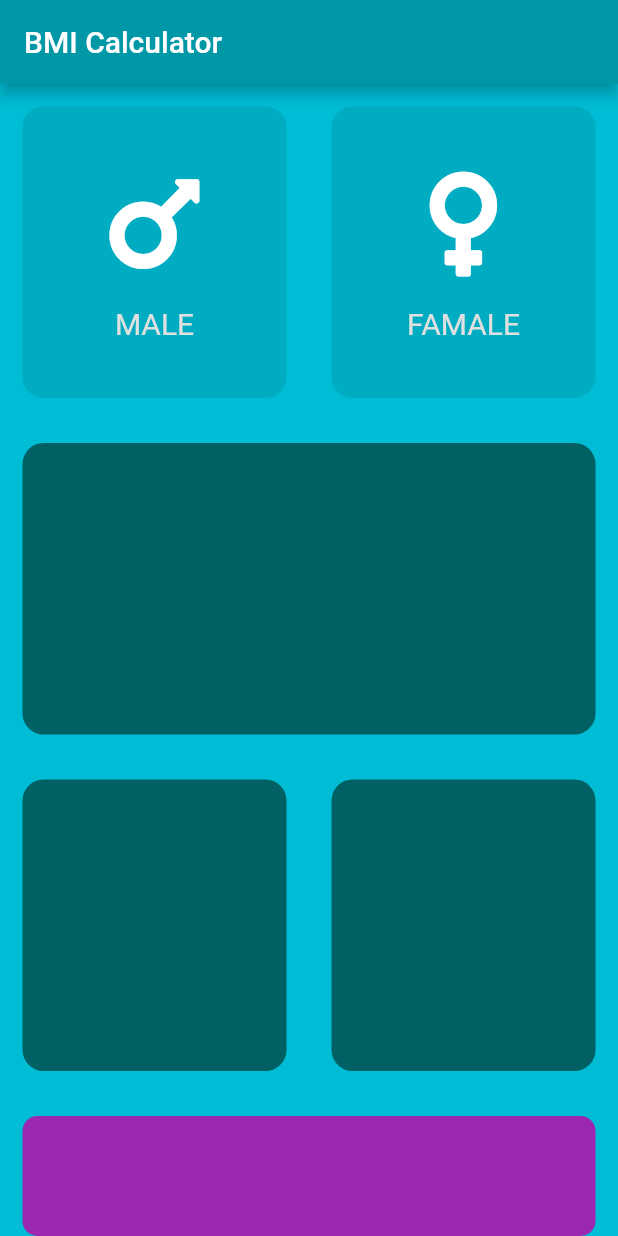
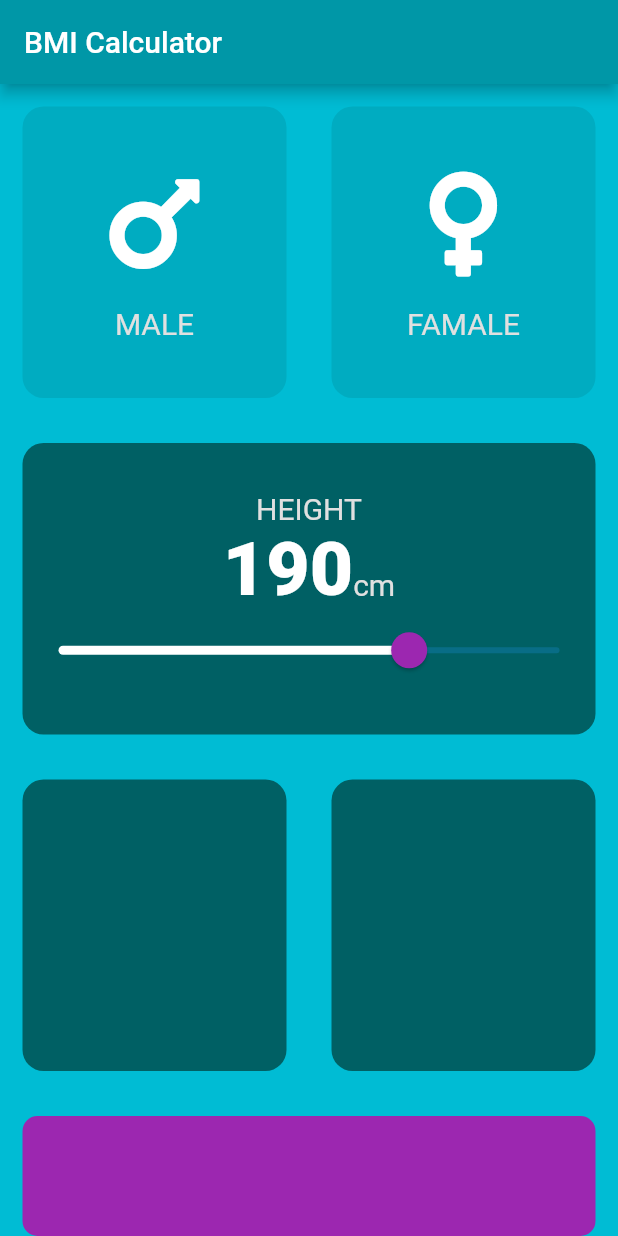
Before and after one commit to valterandremachado/ibm_calcu_flutter, a Flutter app: the screen it shows after launch, on a phone screen of 412 x 824 dp. Run offline on Flutter 3.47's test engine with Material 2 defaults, Android fonts, the phone set to English and light mode, and no system bars; our stand-ins replace font_awesome_flutter.

Commit message:
added slider widget in the middle card.

```diff
--- /dev/null
+++ b/lib/constants.dart
@@ -0,0 +1,16 @@
+import 'package:flutter/material.dart';
+
+const double kBottomContainerHeight = 80.0;
+const Color kBottomContainerColor = Colors.purple;
+const Color kSelectedCardColor = Color(0xFF006064);
+const Color kUnselectedCardColor = Color(0xFF00ACC1);
+
+const kLabelStyle = TextStyle(
+  fontSize: 20,
+  color: Color(0xFFE0E0E0),
+);
+
+const kCardNumberStyle = TextStyle(
+  fontSize: 50,
+  fontWeight: FontWeight.w900,
+);
--- a/lib/gender_icon_content_widget.dart
+++ b/lib/gender_icon_content_widget.dart
@@ -1,10 +1,6 @@
 // Reusable GenderIconContent Widget
 import 'package:flutter/material.dart';
-
-// const labelStyle = TextStyle(
-//   fontSize: 20,
-//   color: Colors.grey.shade300,
-// );
+import 'constants.dart';
 
 class GenderIconContent extends StatelessWidget {
   final String title;
@@ -26,10 +22,7 @@ class GenderIconContent extends StatelessWidget {
         ),
         Text(
           title,
-          style: TextStyle(
-            fontSize: 20,
-            color: Colors.grey[300],
-          ),
+          style: kLabelStyle,
         )
       ],
     );
--- a/lib/input_view.dart
+++ b/lib/input_view.dart
@@ -1,14 +1,8 @@
 import 'package:flutter/material.dart';
 import 'package:font_awesome_flutter/font_awesome_flutter.dart';
-
 import 'package:bmi_calculator/reusable_card_widget.dart';
+import 'constants.dart';
 import 'gender_icon_content_widget.dart';
-
-// Initiate constants here
-const double bottomContainerHeight = 80.0;
-const Color bottomContainerColor = Colors.purple;
-const Color selectedCardColor = Color(0xFF006064);
-const Color unselectedCardColor = Color(0xFF00ACC1);
 
 enum Gender { male, female }
 
@@ -21,6 +15,7 @@ class InputView extends StatefulWidget {
 
 class _MainViewState extends State<InputView> {
   Gender? selectedGender;
+  int userHeight = 190;
 
   @override
   Widget build(BuildContext context) {
@@ -35,38 +30,34 @@ class _MainViewState extends State<InputView> {
               child: Row(
                 children: [
                   Expanded(
-                    child: GestureDetector(
-                      onTap: () {
+                    child: ReusableCard(
+                      cardOnTap: () {
                         setState(() {
                           selectedGender = Gender.male;
                         });
                       },
-                      child: ReusableCard(
                       cardColor: selectedGender == Gender.male
-                            ? selectedCardColor
-                            : unselectedCardColor,
+                          ? kSelectedCardColor
+                          : kUnselectedCardColor,
                       cardChild: GenderIconContent(
                         'MALE',
                         genderIcon: FontAwesomeIcons.mars,
                       ),
                     ),
                   ),
-                  ),
                   Expanded(
-                    child: GestureDetector(
-                      onTap: () {
+                    child: ReusableCard(
+                      cardOnTap: () {
                         setState(() {
                           selectedGender = Gender.female;
                         });
                       },
-                      child: ReusableCard(
                       cardColor: selectedGender == Gender.female
-                            ? selectedCardColor
-                            : unselectedCardColor,
+                          ? kSelectedCardColor
+                          : kUnselectedCardColor,
                       cardChild: GenderIconContent(
                         'FAMALE',
                         genderIcon: FontAwesomeIcons.venus,
-                        ),
                       ),
                     ),
                   )
@@ -75,8 +66,53 @@ class _MainViewState extends State<InputView> {
             ),
             Expanded(
               child: ReusableCard(
-                cardColor: selectedCardColor,
-                cardChild: null,
+                cardColor: kSelectedCardColor,
+                cardChild: Column(
+                  mainAxisAlignment: MainAxisAlignment.center,
+                  children: [
+                    Text(
+                      'HEIGHT',
+                      style: kLabelStyle,
+                    ),
+                    Row(
+                      mainAxisAlignment: MainAxisAlignment.center,
+                      crossAxisAlignment: CrossAxisAlignment.baseline,
+                      textBaseline: TextBaseline.alphabetic,
+                      children: [
+                        Text(
+                          userHeight.toString(),
+                          style: kCardNumberStyle,
+                        ),
+                        Text(
+                          'cm',
+                          style: kLabelStyle,
+                        ),
+                      ],
+                    ),
+                    SliderTheme(
+                      data: SliderTheme.of(context).copyWith(
+                        thumbShape:
+                            RoundSliderThumbShape(enabledThumbRadius: 12),
+                        overlayShape:
+                            RoundSliderOverlayShape(overlayRadius: 24),
+                        thumbColor: Colors.purple,
+                        activeTrackColor: Colors.white,
+                        inactiveTickMarkColor: Colors.cyan[500],
+                        overlayColor: Colors.purple.withAlpha(60),
+                      ),
+                      child: Slider(
+                        onChanged: (double newValue) {
+                          setState(() {
+                            userHeight = newValue.round();
+                          });
+                        },
+                        value: userHeight.toDouble(),
+                        min: 120,
+                        max: 220,
+                      ),
+                    )
+                  ],
+                ),
               ),
             ),
             Expanded(
@@ -84,13 +120,13 @@ class _MainViewState extends State<InputView> {
                 children: [
                   Expanded(
                     child: ReusableCard(
-                      cardColor: selectedCardColor,
+                      cardColor: kSelectedCardColor,
                       cardChild: null,
                     ),
                   ),
                   Expanded(
                     child: ReusableCard(
-                      cardColor: selectedCardColor,
+                      cardColor: kSelectedCardColor,
                       cardChild: null,
                     ),
                   )
@@ -100,9 +136,9 @@ class _MainViewState extends State<InputView> {
             Container(
               width: double.infinity,
               margin: EdgeInsets.only(left: 15, right: 15, top: 15),
-              height: bottomContainerHeight,
+              height: kBottomContainerHeight,
               decoration: BoxDecoration(
-                  color: bottomContainerColor,
+                  color: kBottomContainerColor,
                   borderRadius: BorderRadius.circular(10)),
             ),
           ],
--- a/lib/reusable_card_widget.dart
+++ b/lib/reusable_card_widget.dart
@@ -4,12 +4,15 @@ import 'package:flutter/material.dart';
 class ReusableCard extends StatelessWidget {
   final Color? cardColor;
   final Widget? cardChild;
+  final Function()? cardOnTap;
 
-  ReusableCard({this.cardColor, this.cardChild});
+  ReusableCard({this.cardColor, this.cardChild, this.cardOnTap});
 
   @override
   Widget build(BuildContext context) {
-    return Container(
+    return GestureDetector(
+      onTap: cardOnTap,
+      child: Container(
         child: cardChild,
         margin: EdgeInsets.all(15),
         height: 200,
@@ -17,6 +20,7 @@ class ReusableCard extends StatelessWidget {
           color: cardColor,
           borderRadius: BorderRadius.circular(14),
         ),
+      ),
     );
   }
 }
```
Lines whose indentation alone changed are shown as unchanged.
